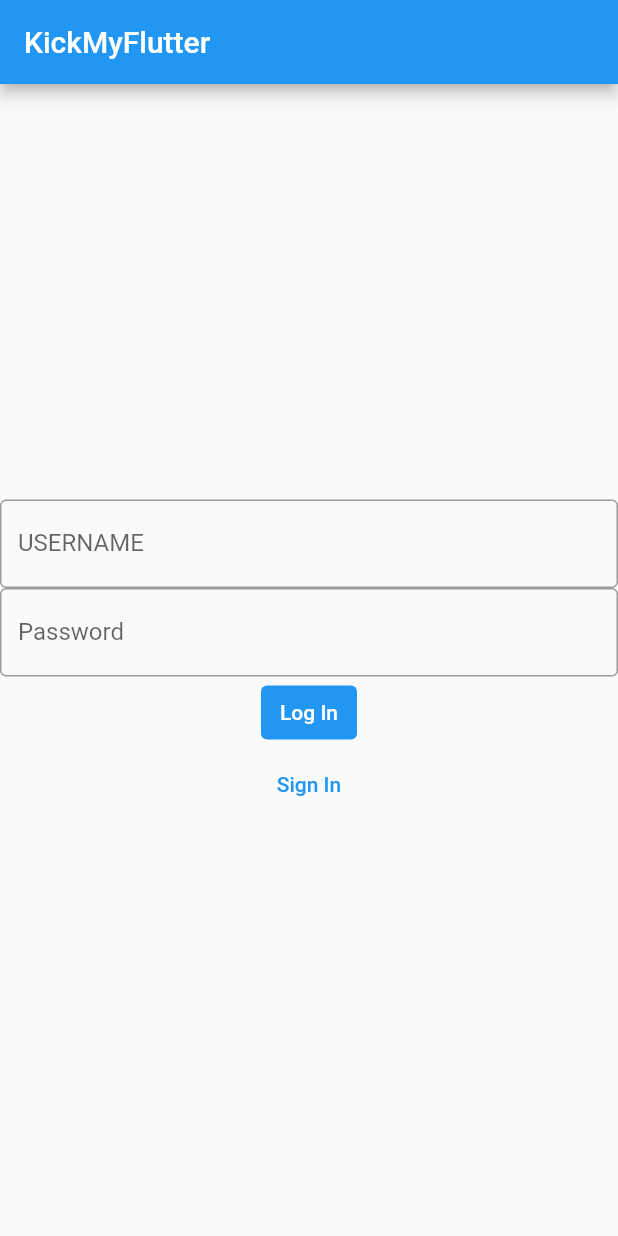
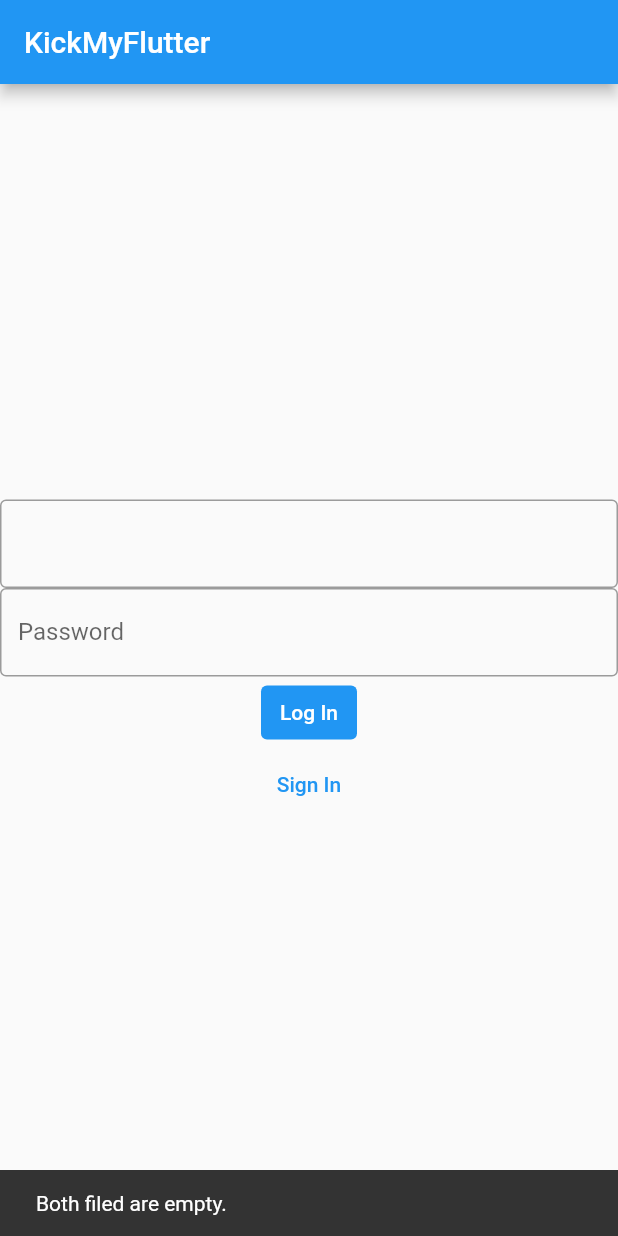
Before and after one commit to leephongtrang/A21-4205N6-KickMyFlutter-Trang, a Flutter app: the screen it shows after launch, after a tap on "Log In", on a phone screen of 412 x 824 dp. Run offline on Flutter 3.47's test engine with Material 2 defaults, Android fonts, the phone set to English and light mode, and no system bars; our stand-ins replace cookie_jar, dio, dio_cookie_manager, image_picker, syncfusion_flutter_datepicker; network calls fail; statements that could not run were skipped.

Commit message:
PROGRES Génération i18n

```diff
--- /dev/null
+++ b/tp_5n6/l10n.yaml
@@ -0,0 +1,3 @@
+arb-dir: lib/l10n
+template-arb-file: app_en.arb
+output-localization-file: app_localizations.dart
--- a/tp_5n6/lib/addTask.dart
+++ b/tp_5n6/lib/addTask.dart
@@ -65,11 +65,6 @@ class AddTaskPage extends State<AddTask>{
             controller: _controllerTaskName,
           ),
 
-          Text('Selected date: $_selectedDate'),//TODO A RETIRER
-          Text('Selected date count: $_dateCount'),
-          Text('Selected range: $_range'),
-          Text('Selected ranges count: $_rangeCount'),
-
           SfDateRangePicker(
             onSelectionChanged: _onSelectionChanged,
             selectionMode: DateRangePickerSelectionMode.single,
--- a/tp_5n6/lib/home.dart
+++ b/tp_5n6/lib/home.dart
@@ -9,6 +9,8 @@ import 'package:intl/intl.dart';
 import 'http_lib.dart';
 
 class Main extends StatefulWidget{
+  const Main({Key? key}) : super(key: key);
+
   @override
   MainPage createState() => MainPage();
 }
--- a/tp_5n6/lib/http_lib.dart
+++ b/tp_5n6/lib/http_lib.dart
@@ -38,7 +38,6 @@ class SingletonDio {
           '${urlAndroid}api/id/signin',//iOS 127.0.0.1:8080
           data: s
       );
-
       return  SigninResponse.fromJson(response.data);
     }
     catch (e) {
--- a/tp_5n6/lib/main.dart
+++ b/tp_5n6/lib/main.dart
@@ -1,4 +1,6 @@
+import 'package:dio/dio.dart';
 import 'package:flutter/material.dart';
+import 'package:flutter_localizations/flutter_localizations.dart';
 import 'package:tp_5n6/http_lib.dart';
 import 'package:tp_5n6/home.dart';
 import 'package:tp_5n6/signIn.dart';
@@ -23,6 +25,19 @@ class MyApp extends StatelessWidget {
         primarySwatch: Colors.blue,
       ),
       home: const MyHomePage(title: 'KickMyFlutter'),
+      localizationsDelegates: [
+        //DemoDelegate(), //TODO delegate
+        GlobalMaterialLocalizations.delegate,
+        GlobalWidgetsLocalizations.delegate,
+        GlobalCupertinoLocalizations.delegate,
+      ],
+      supportedLocales: [
+        const Locale('en'),
+        const Locale('fr'),
+      ],
+/*
+      navigatorObservers: [FlutterSmartDialog.observer],
+      builder: FlutterSmartDialog.init(),*/
     );
   }
 }
@@ -39,10 +54,25 @@ class MyHomePage extends StatefulWidget {
 class _MyHomePageState extends State<MyHomePage> {
   late TextEditingController _controllerUsername;
   late TextEditingController _controllerPassword;
+  String errorMessage = '';
 
   void initState() {
     _controllerPassword = TextEditingController();
     _controllerUsername = TextEditingController();
+  }
+
+  void validation() {
+    String u = _controllerUsername.text;
+    String p = _controllerPassword.text;
+    if (u.isEmpty && p.isEmpty) {
+      throw('Both filed are empty.');
+    }
+    if (u.isEmpty) {
+      throw('Username field is empty.');
+    }
+    if (p.isEmpty) {
+      throw('Password field is empty');
+    }
   }
 
   Future<void> _signin(String username, String password) async {
@@ -54,8 +84,8 @@ class _MyHomePageState extends State<MyHomePage> {
         print(signinResponse.username);
       }
       catch (e) {
-      print(e);
-      throw(e);
+        //print(e);
+        rethrow;
       }
   }
 
@@ -71,22 +101,43 @@ class _MyHomePageState extends State<MyHomePage> {
           children: <Widget>[
             TextField(
               controller: _controllerUsername,
-              decoration: InputDecoration(
+              decoration: const InputDecoration(
                 border: OutlineInputBorder(),
-                labelText: 'USERNAME',
+                labelText: Locs.of(context).trans('USERNAME'),
               ),
             ),
             TextField(
               obscureText: true,
               controller: _controllerPassword,
-              decoration: InputDecoration(
+              decoration: const InputDecoration(
                 border: OutlineInputBorder(),
                 labelText: "Password",
               ),
             ),
             TextButton(onPressed: () async {
+              FocusManager.instance.primaryFocus?.unfocus();
+              //SmartDialog.showLoading();
+              try {
+                validation();
                 await _signin(_controllerUsername.text, _controllerPassword.text);
                 Navigator.push(context, MaterialPageRoute(builder: (context) => Main()));
+                //SmartDialog.dismiss();
+              }
+              catch (e) {
+                if (e is DioError) {
+                  if (e.response?.data == 'InternalAuthenticationServiceException') {
+                    errorMessage = 'Username or password is wrong.';
+                  }
+                }
+
+                final snackBar = SnackBar(
+                  content: Text(e.toString()),
+                );
+
+                ScaffoldMessenger.of(context).showSnackBar(snackBar);
+                //SmartDialog.dismiss();
+                throw(e);
+              }
             },
               style: TextButton.styleFrom(
                 backgroundColor: Colors.blue,
--- /dev/null
+++ b/tp_5n6/lib/models/error.dart
@@ -0,0 +1,3 @@
+class ValidationError implements Exception {
+
+}
--- a/tp_5n6/pubspec.yaml
+++ b/tp_5n6/pubspec.yaml
@@ -13,11 +13,14 @@ dependencies:
     sdk: flutter
   flutter_localizations:
     sdk: flutter
+  intl: ^0.17.0
   syncfusion_flutter_calendar: ^20.2.48
   dio_cookie_manager: ^2.0.0
   json_annotation: ^4.6.0
   image_picker: ^0.8.6
   dio: ^4.0.6
+  #flutter_smart_dialog: ^4.6.2+1
+  #progress_dialog: ^1.2.4
   flutter_launcher_icons: ^0.10.0
 
   cupertino_icons: ^1.0.2
@@ -43,7 +46,7 @@ flutter_icons:
   image_path: "assets/icon/icon.png"
 # The following section is specific to Flutter packages.
 flutter:
-
+  generate: true
   # The following line ensures that the Material Icons font is
   # included with your application, so that you can use the icons in
   # the material Icons class.
```
Also changed, not shown: tp_5n6/pubspec.lock. Lines whose indentation alone changed are shown as unchanged.
